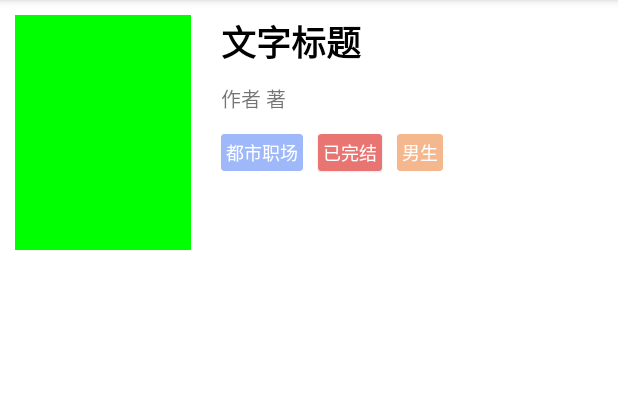
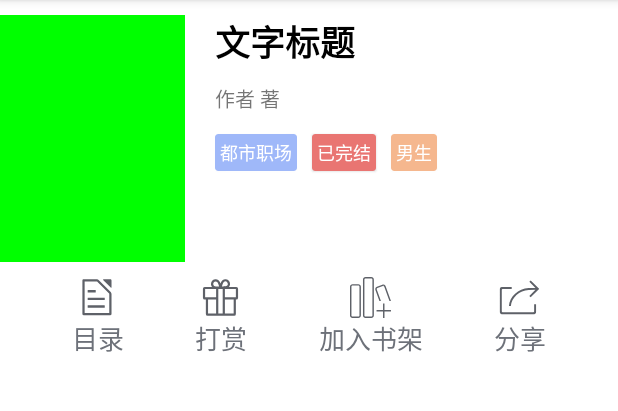
Before and after one commit to fanmingyi/novel, an Android app: the screen it shows after launch (BookIntroductionActivity), on a phone screen of 412 x 824 dp, the part 84-495 px from its top. Run offline under Robolectric (Android 15) with nearby library versions, the phone set to English and light mode, and no system bars; libraries missing offline, so code that uses them is left out: com.tencent.mmkv; 1 statement that could not run was skipped.

Commit message:
添加菜单

```diff
--- a/app/build.gradle
+++ b/app/build.gradle
@@ -49,7 +49,7 @@ dependencies {
     //腾讯持久化框架https://github.com/tencent/mmkv
     implementation 'com.tencent:mmkv:1.0.15'
 
-    //retrofit and it's adapter
+    //retrofit and it'ic_catalog adapter
     implementation 'com.squareup.retrofit2:retrofit:2.5.0'
     implementation 'com.jakewharton.retrofit:retrofit2-kotlin-coroutines-adapter:0.9.2'
     implementation 'com.squareup.retrofit2:converter-gson:2.5.0'
--- /dev/null
+++ b/app/src/main/res/drawable-xxhdpi/ic_addbook.xml
@@ -0,0 +1,30 @@
+<?xml version="1.0" encoding="utf-8"?>
+<vector xmlns:android="http://schemas.android.com/apk/res/android"
+        android:width="1024dp"
+        android:height="1024dp"
+        android:viewportWidth="1024"
+        android:viewportHeight="1024">
+
+	<path
+			android:fillColor="#dbdbdb"
+			android:pathData="M208,215 C223.4,215,236,227.6,236,243 L236,959 C236,974.4,223.4,987,208,987
+L64,987 C48.6,987,36,974.4,36,959 L36,243 C36,227.6,48.6,215,64,215 L208,215
+M208,179 L64,179 C28.8,179,0,207.8,0,243 L0,959 C0,994.2,28.8,1023,64,1023
+L208,1023 C243.2,1023,272,994.2,272,959 L272,243 C272,207.8,243.2,179,208,179 Z
+M532,38 C547.4,38,560,50.6,560,66 L560,960 C560,975.4,547.4,988,532,988 L388,988
+C372.6,988,360,975.4,360,960 L360,66 C360,50.6,372.6,38,388,38 L532,38 M532,2
+L388,2 C352.8,2,324,30.8,324,66 L324,960 C324,995.2,352.8,1024,388,1024
+L532,1024 C567.2,1024,596,995.2,596,960 L596,66 C596,30.8,567.2,2,532,2 Z
+M734.4,600 L772.6,600 L668.4,311.2 C665.8,304.2,666.2,296.6,669.4,289.8
+C672.6,283,678.2,277.8,685.2,275.4 L820.6,226.4
+C823.6,225.4,826.8,224.8,830,224.8 L830,188.8 C822.8,188.8,815.6,190,808.4,192.6
+L673,241.6 C639.8,253.6,622.6,290.4,634.6,323.6 L734.4,600 Z M830,188.8 Z" />
+	<path
+			android:fillColor="#dbdbdb"
+			android:pathData="M856.4,243.4 L985.2,600 L1023.4,600 L890.2,231 C880.8,205,856,188.8,829.8,188.8
+L829.8,224.8 C841.8,224.8,852.4,232.2,856.4,243.4 Z M663,825 L1023,825 L1023,861
+L663,861 Z" />
+	<path
+			android:fillColor="#dbdbdb"
+			android:pathData="M825,1023 L825,663 L861,663 L861,1023 Z" />
+</vector>
--- /dev/null
+++ b/app/src/main/res/drawable-xxhdpi/ic_catalog.xml
@@ -0,0 +1,38 @@
+<?xml version="1.0" encoding="utf-8"?>
+<vector
+		xmlns:android="http://schemas.android.com/apk/res/android"
+		android:width="1024dp"
+		android:height="1024dp"
+		android:viewportWidth="1024"
+		android:viewportHeight="1024"
+		>
+
+	<path
+			android:fillColor="#dbdbdb"
+			android:pathData="M834.1,58.5 L666.3,58.5 C650.9,58.5,647.2,67.4,658.1,78.3 L842.3,262.5
+C853.2,273.4,862.1,269.7,862.1,254.3 L862.1,86.5 C862,71.1,849.5,58.5,834.1,58.5
+Z M842.3,374.4 L546.2,78.3 C535.3,67.4,513.8,58.5,498.5,58.5 L162.8,58.5
+C147.4,58.5,134.8,71.1,134.8,86.5 L134.8,126 L190.7,126 L190.7,114.5
+L497.6,114.5 C500.1,114.9,504.9,116.9,507,118.4 L802.1,413.4
+C803.6,415.5,805.6,420.3,806,422.9 L806,897.6 L190.8,897.6 L190.8,121 L134.9,121
+L134.9,925.5 C134.9,940.9,147.5,953.5,162.9,953.5 L834.2,953.5
+C849.6,953.5,862.2,940.9,862.2,925.5 L862.2,422.1
+C862,406.7,853.1,385.2,842.3,374.4 Z"
+			/>
+	<path
+			android:fillColor="#dbdbdb"
+			android:pathData="M683.4,576.4 L275.9,576.4 C270.6,576.4,266.4,573.1,266.4,569 L266.4,524.2
+C266.4,520.1,270.7,516.8,275.9,516.8 L683.6,516.8
+C686.1,516.8,688.6,517.6,690.4,519 C692.2,520.4,693.2,522.3,693.2,524.2
+L693.2,569 C693,573.1,688.7,576.3,683.4,576.4 Z M683.4,767.1 L275.9,767.1
+C270.6,767.1,266.4,763.8,266.4,759.7 L266.4,714.9
+C266.4,710.8,270.7,707.5,275.9,707.5 L683.6,707.5
+C686.1,707.5,688.6,708.3,690.4,709.7 C692.2,711.1,693.2,713,693.2,714.9
+L693.2,759.7 C693,763.7,688.7,767,683.4,767.1 Z M463.2,385.7 L270.9,385.7
+C268.4,385.7,266.4,382.4,266.4,378.3 L266.4,333.5
+C266.4,331.5,266.9,329.7,267.7,328.3 C268.5,326.9,269.7,326.1,270.9,326.1
+L463.4,326.1 C464.6,326.1,465.7,326.9,466.6,328.3
+C467.4,329.7,467.9,331.6,467.9,333.5 L467.9,378.3
+C467.8,382.4,465.7,385.7,463.2,385.7 Z"
+			/>
+</vector>
--- /dev/null
+++ b/app/src/main/res/drawable-xxhdpi/ic_present.xml
@@ -0,0 +1,39 @@
+<?xml version="1.0" encoding="utf-8"?>
+<vector xmlns:android="http://schemas.android.com/apk/res/android"
+        android:width="1024dp"
+        android:height="1024dp"
+        android:viewportWidth="1024"
+        android:viewportHeight="1024">
+
+	<path
+			android:fillColor="#dbdbdb"
+			android:pathData="M905.143,247.223 L724.114,247.223 A132.388571,132.388571,0,0,0,749.714,187.977
+A113.737143,113.737143,0,0,0,725.943,100.937
+A117.577143,117.577143,0,0,0,561.372,78.8113
+A207.725714,207.725714,0,0,0,512,164.571
+A207.725714,207.725714,0,0,0,462.629,79.5429
+A117.76,117.76,0,0,0,298.058,101.669 A124.16,124.16,0,0,0,274.287,187.978
+A115.017143,115.017143,0,0,0,299.887,247.224 L118.857,247.224
+A45.531429,45.531429,0,0,0,73.1429,293.486 L73.1429,515.657
+A45.531429,45.531429,0,0,0,118.857,561.92 L146.286,561.92 L146.286,922.88
+A45.531429,45.531429,0,0,0,192,969.143 L850.286,969.143
+A45.531429,45.531429,0,0,0,896,922.88 L896,561.92 L905.143,561.92
+A45.531429,45.531429,0,0,0,950.857,515.657 L950.857,293.486
+A45.531429,45.531429,0,0,0,905.143,247.223 Z M594.286,123.246
+A64.548571,64.548571,0,0,1,682.057,134.4
+A68.022857,68.022857,0,0,1,694.857,180.663
+A58.148571,58.148571,0,0,1,671.086,221.257
+C654.629,234.24,599.772,237.897,548.572,236.068
+C559.543,187.977,579.658,136.228,594.286,123.245 Z M341.943,134.4
+A60.708571,60.708571,0,0,1,391.314,109.714
+A63.451429,63.451429,0,0,1,429.714,122.697
+C446.171,135.68,464.457,187.428,477.257,237.348
+C429.714,239.359,371.2,235.519,354.743,222.537
+A58.148571,58.148571,0,0,1,330.971,182.857
+A63.268571,63.268571,0,0,1,341.943,134.766 Z M128,506.331 L128,302.811
+L402.286,302.811 L402.286,506.331 Z M201.143,914.286 L201.143,561.92
+L402.286,561.92 L402.286,914.286 Z M457.143,914.286 L457.143,302.811
+L566.857,302.811 L566.857,914.286 Z M841.143,914.286 L621.714,914.286
+L621.714,561.92 L841.143,561.92 Z M896,507.063 L621.714,507.063 L621.714,302.811
+L896,302.811 Z M896,507.063" />
+</vector>
--- /dev/null
+++ b/app/src/main/res/drawable-xxhdpi/ic_share.xml
@@ -0,0 +1,19 @@
+<?xml version="1.0" encoding="utf-8"?>
+<vector xmlns:android="http://schemas.android.com/apk/res/android"
+        android:width="1024dp"
+        android:height="1024dp"
+        android:viewportWidth="1024"
+        android:viewportHeight="1024">
+
+	<path
+			android:fillColor="#dbdbdb"
+			android:pathData="M68,928.8 C42.4,928.8,21.6,908,21.6,882.4 L21.6,296.8
+C21.6,271.2,42.4,250.4,68,250.4 L317.6,250.4 L317.6,298.4 L90.4,298.4
+C79.2,298.4,69.6,308,69.6,319.2 L69.6,860 C69.6,871.2,79.2,880.8,90.4,880.8
+L856.8,880.8 C868,880.8,877.6,871.2,877.6,860 L877.6,678.4 L925.6,678.4
+L925.6,883.2 C925.6,908.8,904.8,929.6,879.2,929.6 L68,929.6 Z M248,726.4
+L248,724.8 C266.4,484,478.4,290.4,741.6,274.4 L910.4,272.8 L757.6,119.2
+L792,84.8 L1001.6,294.4 L999.2,296.8 L1001.6,299.2 L791.2,508.8 L756.8,474.4
+L910.4,320.8 L744.8,322.4 L743.2,322.4 C506.4,337.6,313.6,510.4,296,724.8
+L296,726.4 L248,726.4 Z" />
+</vector>
--- a/app/src/main/res/layout/book_introduction_fragment.xml
+++ b/app/src/main/res/layout/book_introduction_fragment.xml
@@ -4,11 +4,9 @@
 		xmlns:app="http://schemas.android.com/apk/res-auto"
 		xmlns:tools="http://schemas.android.com/tools"
 		android:id="@+id/bookintroduction"
-		android:paddingLeft="10dp"
-		android:paddingRight="10dp"
+		android:background="@color/bg_color"
 		android:layout_width="match_parent"
 		android:layout_height="match_parent"
-		android:paddingTop="10dp"
 		tools:context=".ui.fragment.BookIntroductionFragment">
 
 	<androidx.constraintlayout.widget.ConstraintLayout
@@ -19,7 +17,10 @@
 		<androidx.constraintlayout.widget.ConstraintLayout
 				android:layout_width="match_parent"
 				android:layout_height="0dp"
-				app:layout_constraintHeight_percent="0.3"
+				android:paddingTop="10dp"
+
+				android:background="@android:color/white"
+				app:layout_constraintHeight_percent="0.5"
 				app:layout_constraintLeft_toLeftOf="parent"
 				app:layout_constraintRight_toRightOf="parent"
 				app:layout_constraintTop_toTopOf="parent"
@@ -104,6 +105,7 @@
 						android:textSize="12sp"
 						android:layout_height="wrap_content"/>
 			</com.google.android.material.card.MaterialCardView>
+
 			<com.google.android.material.card.MaterialCardView
 					android:layout_width="wrap_content"
 					app:cardCornerRadius="2dp"
@@ -127,6 +129,114 @@
 			</com.google.android.material.card.MaterialCardView>
 
 
+			<LinearLayout
+					android:layout_marginTop="10dp"
+					app:layout_constraintTop_toBottomOf="@+id/iv_book_cover"
+					android:orientation="vertical"
+					android:layout_width="wrap_content"
+					android:id="@+id/ll_catalog"
+					android:gravity="center"
+					app:layout_constraintHorizontal_chainStyle="spread"
+					android:layout_height="wrap_content"
+					app:layout_constraintStart_toStartOf="parent"
+					app:layout_constraintEnd_toStartOf="@+id/ll_present">
+
+				<androidx.appcompat.widget.AppCompatImageView
+						android:layout_width="27dp"
+						app:tintMode="multiply"
+						app:tint="#6D7179"
+						app:srcCompat="@drawable/ic_catalog"
+						android:layout_height="27dp"/>
+
+				<TextView
+						android:layout_width="wrap_content"
+						android:text="目录"
+						android:textSize="17sp"
+						android:textColor="#6D7179"
+						android:layout_height="wrap_content"/>
+			</LinearLayout>
+
+
+			<LinearLayout
+					app:layout_constraintTop_toTopOf="@+id/ll_catalog"
+					android:orientation="vertical"
+					android:layout_width="wrap_content"
+					android:gravity="center"
+					android:id="@+id/ll_present"
+
+					android:layout_height="wrap_content"
+					app:layout_constraintStart_toEndOf="@+id/ll_catalog"
+					app:layout_constraintHorizontal_bias="0.5"
+					app:layout_constraintEnd_toStartOf="@+id/ll_add_book">
+
+				<androidx.appcompat.widget.AppCompatImageView
+						android:layout_width="27dp"
+						app:tintMode="multiply"
+						app:tint="#6D7179"
+						app:srcCompat="@drawable/ic_present"
+						android:layout_height="27dp"/>
+
+				<TextView
+						android:layout_width="wrap_content"
+						android:text="打赏"
+						android:textSize="17sp"
+						android:textColor="#6D7179"
+						android:layout_height="wrap_content"/>
+			</LinearLayout>
+
+			<LinearLayout
+					app:layout_constraintTop_toTopOf="@+id/ll_catalog"
+					android:orientation="vertical"
+
+					android:layout_width="wrap_content"
+					android:gravity="center"
+					android:id="@+id/ll_add_book"
+					android:layout_height="wrap_content"
+					app:layout_constraintStart_toEndOf="@+id/ll_present"
+					app:layout_constraintHorizontal_bias="0.5"
+					app:layout_constraintEnd_toStartOf="@+id/ll_share">
+
+				<androidx.appcompat.widget.AppCompatImageView
+						android:layout_width="27dp"
+						app:srcCompat="@drawable/ic_addbook"
+						app:tintMode="multiply"
+						app:tint="#6D7179"
+						android:layout_height="27dp"/>
+
+				<TextView
+						android:layout_width="wrap_content"
+						android:text="加入书架"
+						android:textSize="17sp"
+						android:textColor="#6D7179"
+						android:layout_height="wrap_content"/>
+			</LinearLayout>
+
+			<LinearLayout
+					app:layout_constraintTop_toTopOf="@+id/ll_catalog"
+					android:orientation="vertical"
+					android:layout_width="wrap_content"
+					android:gravity="center"
+					android:id="@+id/ll_share"
+					android:layout_height="wrap_content"
+					app:layout_constraintStart_toEndOf="@+id/ll_add_book"
+					app:layout_constraintHorizontal_bias="0.5"
+					app:layout_constraintEnd_toEndOf="parent">
+
+				<androidx.appcompat.widget.AppCompatImageView
+						android:layout_width="27dp"
+						app:srcCompat="@drawable/ic_share"
+						app:tintMode="multiply"
+						app:tint="#6D7179"
+						android:layout_height="27dp"/>
+
+				<TextView
+						android:layout_width="wrap_content"
+						android:text="分享"
+						android:textSize="17sp"
+						android:textColor="#6D7179"
+						android:layout_height="wrap_content"/>
+			</LinearLayout>
+
 		</androidx.constraintlayout.widget.ConstraintLayout>
 
 
```
